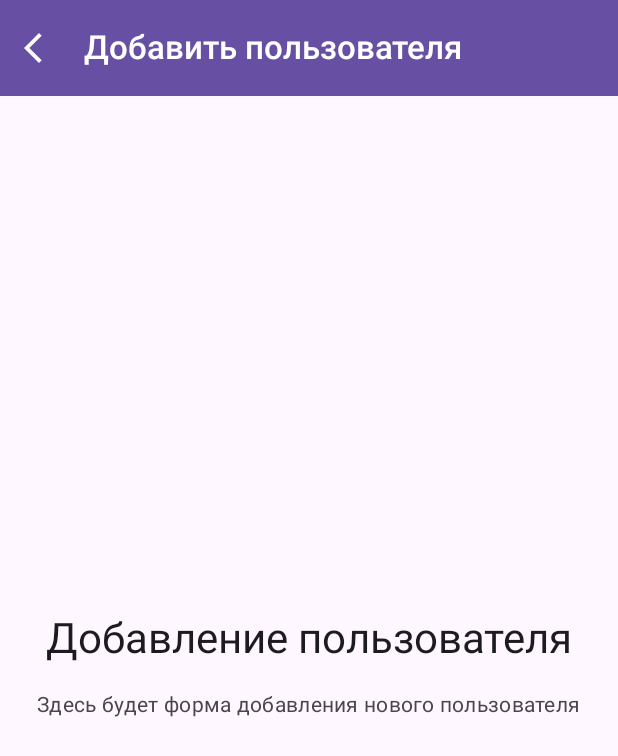
After one commit to abcKristy/RandomUserApp, an Android app built with Jetpack Compose: the AddNewRandomUserScreen screen opened through its navigation route, on a phone screen of 412 x 824 dp. The commit adds this screen. Shown: the top 756 px of the screen. Run offline under Robolectric (Android 15) with nearby library versions, the phone set to English and light mode, and no system bars; our stand-ins replace Dagger/Hilt's generated code.

Commit message:
переход на экран создать пользователя

```diff
--- a/app/src/main/java/com/example/horseinacoat/presentation/navigation/AppNavigation.kt
+++ b/app/src/main/java/com/example/horseinacoat/presentation/navigation/AppNavigation.kt
@@ -1,5 +1,4 @@
 package com.example.horseinacoat.presentation.navigation
-
 
 import androidx.compose.runtime.Composable
 import androidx.navigation.compose.NavHost
@@ -7,6 +6,7 @@ import androidx.navigation.compose.composable
 import androidx.navigation.compose.rememberNavController
 import com.example.horseinacoat.presentation.screens.MainScreen
 import com.example.horseinacoat.presentation.screens.custom.CustomMainScreen
+import com.example.horseinacoat.presentation.screens.usual.AddNewRandomUserScreen
 import com.example.horseinacoat.presentation.screens.usual.ListRandomUserScreen
 
 @Composable
@@ -35,5 +35,9 @@ fun AppNavigation() {
         composable(NavigationRoutes.LIST_RANDOM_USER_SCREEN) {
             ListRandomUserScreen(navController = navController)
         }
+
+        composable(NavigationRoutes.ADD_NEW_RANDOM_USER_SCREEN) {
+            AddNewRandomUserScreen(navController = navController)
+        }
     }
 }
--- a/app/src/main/java/com/example/horseinacoat/presentation/navigation/NavigationRoutes.kt
+++ b/app/src/main/java/com/example/horseinacoat/presentation/navigation/NavigationRoutes.kt
@@ -1,8 +1,8 @@
 package com.example.horseinacoat.presentation.navigation
-
 
 object NavigationRoutes {
     const val MAIN_SCREEN = "main_screen"
     const val CUSTOM_MAIN_SCREEN = "custom_main_screen"
     const val LIST_RANDOM_USER_SCREEN = "list_random_user_screen"
+    const val ADD_NEW_RANDOM_USER_SCREEN = "add_new_random_user_screen"
 }
--- /dev/null
+++ b/app/src/main/java/com/example/horseinacoat/presentation/screens/usual/AddNewRandomUserScreen.kt
@@ -0,0 +1,107 @@
+package com.example.horseinacoat.presentation.screens.usual
+
+import androidx.compose.foundation.layout.Arrangement
+import androidx.compose.foundation.layout.Column
+import androidx.compose.foundation.layout.fillMaxSize
+import androidx.compose.foundation.layout.padding
+import androidx.compose.material3.ExperimentalMaterial3Api
+import androidx.compose.material3.Icon
+import androidx.compose.material3.IconButton
+import androidx.compose.material3.MaterialTheme
+import androidx.compose.material3.Scaffold
+import androidx.compose.material3.Surface
+import androidx.compose.material3.Text
+import androidx.compose.material3.TopAppBar
+import androidx.compose.material3.TopAppBarDefaults
+import androidx.compose.runtime.Composable
+import androidx.compose.ui.Alignment
+import androidx.compose.ui.Modifier
+import androidx.compose.ui.res.painterResource
+import androidx.compose.ui.text.font.FontWeight
+import androidx.compose.ui.tooling.preview.Preview
+import androidx.compose.ui.unit.dp
+import androidx.navigation.NavController
+import androidx.navigation.compose.rememberNavController
+import com.example.horseinacoat.R
+import com.example.horseinacoat.ui.theme.HorseInACoatTheme
+
+@OptIn(ExperimentalMaterial3Api::class)
+@Composable
+fun AddNewRandomUserScreen(
+    navController: NavController
+) {
+    Scaffold(
+        topBar = {
+            TopAppBar(
+                title = {
+                    Text(
+                        "Добавить пользователя",
+                        color = MaterialTheme.colorScheme.onPrimary,
+                        fontWeight = FontWeight.Medium
+                    )
+                },
+                colors = TopAppBarDefaults.topAppBarColors(
+                    containerColor = MaterialTheme.colorScheme.primary,
+                    navigationIconContentColor = MaterialTheme.colorScheme.onPrimary,
+                    actionIconContentColor = MaterialTheme.colorScheme.onPrimary
+                ),
+                navigationIcon = {
+                    IconButton(
+                        onClick = { navController.popBackStack() }
+                    ) {
+                        Icon(
+                            painter = painterResource(id = R.drawable.ic_back),
+                            contentDescription = "Назад",
+                            tint = MaterialTheme.colorScheme.onPrimary
+                        )
+                    }
+                }
+            )
+        },
+        containerColor = MaterialTheme.colorScheme.background
+    ) { paddingValues ->
+        Surface(
+            modifier = Modifier
+                .fillMaxSize()
+                .padding(paddingValues),
+            color = MaterialTheme.colorScheme.surface
+        ) {
+            Column(
+                modifier = Modifier
+                    .fillMaxSize()
+                    .padding(16.dp),
+                horizontalAlignment = Alignment.CenterHorizontally,
+                verticalArrangement = Arrangement.Center
+            ) {
+                Text(
+                    text = "Добавление пользователя",
+                    style = MaterialTheme.typography.headlineMedium,
+                    color = MaterialTheme.colorScheme.onSurface
+                )
+
+                Text(
+                    text = "Здесь будет форма добавления нового пользователя",
+                    style = MaterialTheme.typography.bodyMedium,
+                    color = MaterialTheme.colorScheme.onSurfaceVariant,
+                    modifier = Modifier.padding(top = 16.dp)
+                )
+            }
+        }
+    }
+}
+
+@Preview(name = "Add New User - Day", showBackground = true)
+@Composable
+fun AddNewRandomUserScreenDayPreview() {
+    HorseInACoatTheme(darkTheme = false) {
+        AddNewRandomUserScreen(navController = rememberNavController())
+    }
+}
+
+@Preview(name = "Add New User - Night", showBackground = true)
+@Composable
+fun AddNewRandomUserScreenNightPreview() {
+    HorseInACoatTheme(darkTheme = true) {
+        AddNewRandomUserScreen(navController = rememberNavController())
+    }
+}
```
Also changed, not shown: app/src/main/java/com/example/horseinacoat/presentation/screens/usual/ListRandomUserScreen.kt (+40 -3 lines).
